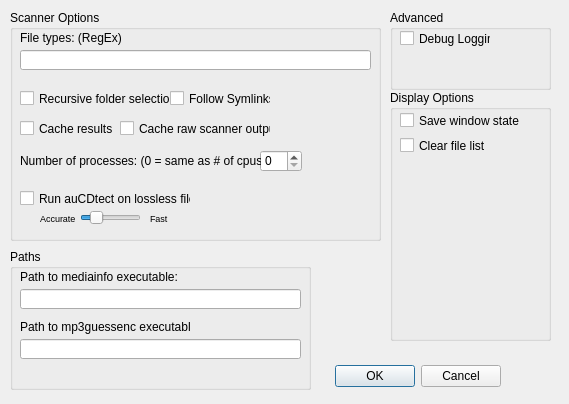
Qt form options.ui (thwaller/specton) before a commit.
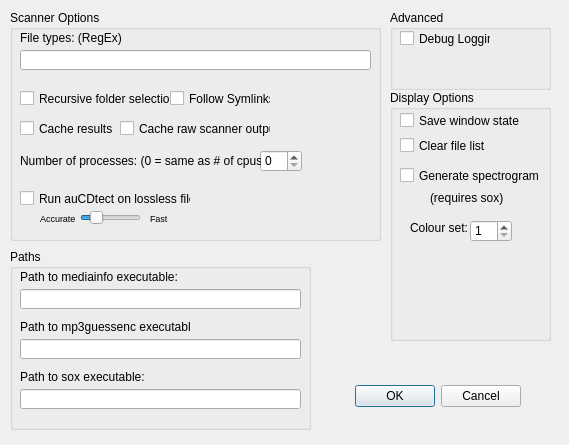
The same form after that commit. Icons and pictures are not drawn.

Commit message: generate spectrograms using sox

Patch:
```diff
--- a/options.ui
+++ b/options.ui
@@ -10,7 +10,7 @@
     <x>0</x>
     <y>0</y>
     <width>569</width>
-    <height>404</height>
+    <height>445</height>
    </rect>
   </property>
   <property name="windowTitle">
@@ -26,8 +26,8 @@
   <widget class="QDialogButtonBox" name="buttonBox">
    <property name="geometry">
     <rect>
-     <x>330</x>
-     <y>360</y>
+     <x>350</x>
+     <y>380</y>
      <width>171</width>
      <height>32</height>
     </rect>
@@ -262,7 +262,7 @@
      <x>10</x>
      <y>249</y>
      <width>301</width>
-     <height>141</height>
+     <height>181</height>
     </rect>
    </property>
    <property name="title">
@@ -314,6 +314,29 @@
      <string>Path to mediainfo executable:</string>
     </property>
    </widget>
+   <widget class="QLabel" name="label_7">
+    <property name="geometry">
+     <rect>
+      <x>10</x>
+      <y>120</y>
+      <width>171</width>
+      <height>16</height>
+     </rect>
+    </property>
+    <property name="text">
+     <string>Path to sox executable:</string>
+    </property>
+   </widget>
+   <widget class="QLineEdit" name="lineEdit_sox_path">
+    <property name="geometry">
+     <rect>
+      <x>10</x>
+      <y>140</y>
+      <width>281</width>
+      <height>20</height>
+     </rect>
+    </property>
+   </widget>
   </widget>
   <widget class="QGroupBox" name="groupBox_4">
    <property name="geometry">
@@ -353,6 +376,61 @@
      <string>Clear file list</string>
     </property>
    </widget>
+   <widget class="QCheckBox" name="checkBox_spectrogram">
+    <property name="geometry">
+     <rect>
+      <x>10</x>
+      <y>70</y>
+      <width>141</width>
+      <height>31</height>
+     </rect>
+    </property>
+    <property name="text">
+     <string>Generate spectrogram</string>
+    </property>
+   </widget>
+   <widget class="QLabel" name="label_8">
+    <property name="geometry">
+     <rect>
+      <x>40</x>
+      <y>100</y>
+      <width>81</width>
+      <height>16</height>
+     </rect>
+    </property>
+    <property name="text">
+     <string>(requires sox)</string>
+    </property>
+   </widget>
+   <widget class="QSpinBox" name="spinBox_spectrogram_palette">
+    <property name="geometry">
+     <rect>
+      <x>80</x>
+      <y>130</y>
+      <width>42</width>
+      <height>22</height>
+     </rect>
+    </property>
+    <property name="minimum">
+     <number>1</number>
+    </property>
+    <property name="maximum">
+     <number>6</number>
+    </property>
+   </widget>
+   <widget class="QLabel" name="label_9">
+    <property name="geometry">
+     <rect>
+      <x>20</x>
+      <y>130</y>
+      <width>61</width>
+      <height>16</height>
+     </rect>
+    </property>
+    <property name="text">
+     <string>Colour set:</string>
+    </property>
+   </widget>
   </widget>
  </widget>
  <resources/>
```
The commit also changes 2 other files.
